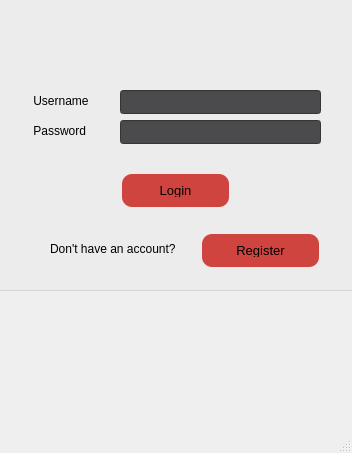
jelisavetagavrilovic/kOrganizify, file kOrganizify/src/mainwindow.ui: the form before one commit.
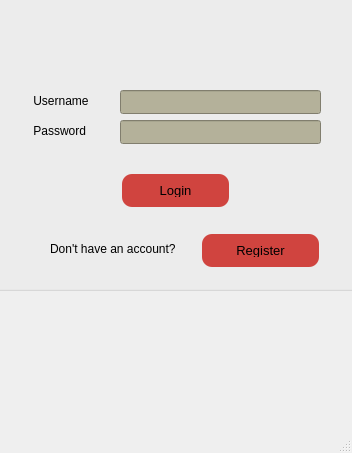
The form after the commit. Icons and pictures are not drawn.

The edit to the form file:
```diff
--- a/kOrganizify/src/mainwindow.ui
+++ b/kOrganizify/src/mainwindow.ui
@@ -78,7 +78,7 @@
      </property>
      <property name="styleSheet">
       <string notr="true">QLineEdit{
-	background-color: #4B4B4D;
+	background-color: #B4B19A;
 }</string>
      </property>
     </widget>
@@ -93,7 +93,7 @@
      </property>
      <property name="styleSheet">
       <string notr="true">QLineEdit{
-	background-color: #4B4B4D;
+	background-color: #B4B19A;
 }</string>
      </property>
     </widget>
```
